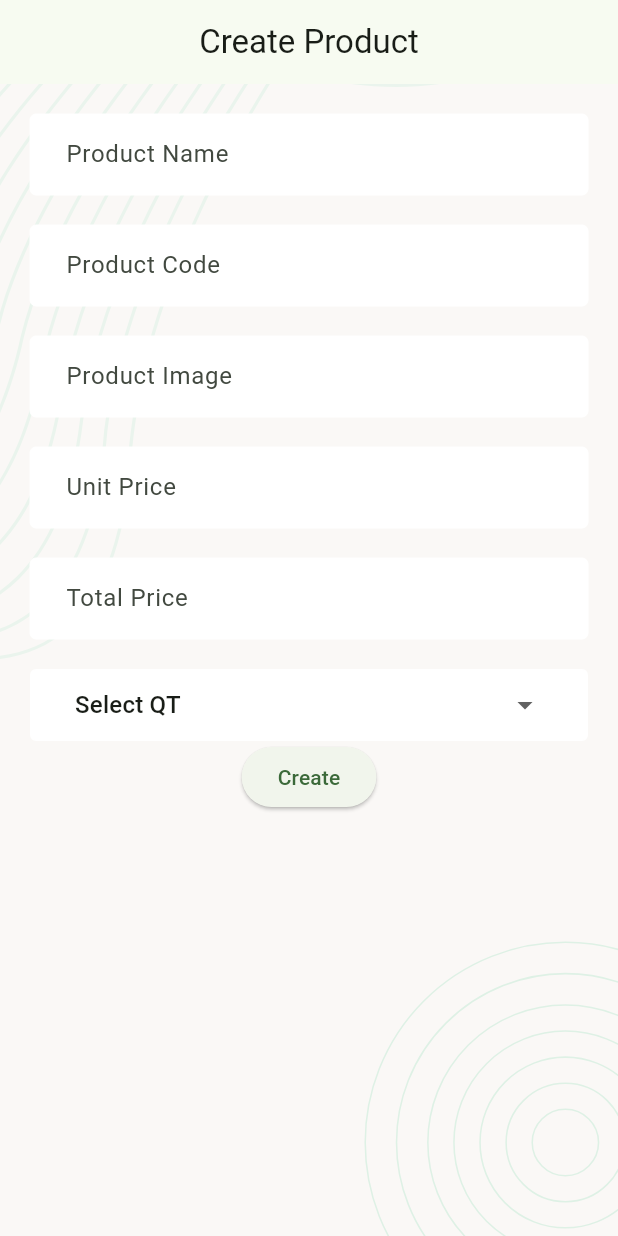
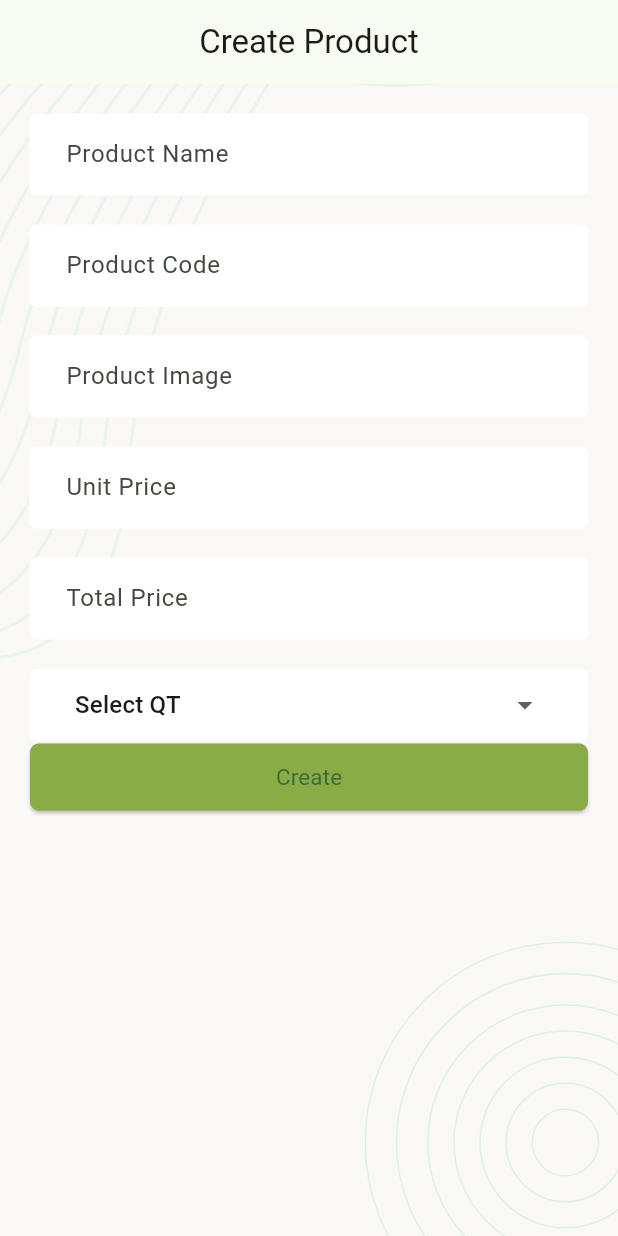
Before and after one commit to sabbirafmkhan/crudapp1, a Flutter app: the screen it shows after launch, on a phone screen of 412 x 824 dp. Run offline on Flutter 3.47's test engine with Material 3 defaults, Android fonts, the phone set to English and light mode, and no system bars; our stand-ins replace flutter_svg.

Commit message:
successButtonChild and appButtonStyle

```diff
--- a/lib/screens/ProductCreateScreen.dart
+++ b/lib/screens/ProductCreateScreen.dart
@@ -64,8 +64,9 @@ class _ProductCreateScreenState extends State<ProductCreateScreen> {
                   ),
                   Container(
                     child: ElevatedButton(
+                      style: appButtonStyle(),
                       onPressed: () {},
-                      child: Text("Create"),
+                      child: successButtonChild("Create"),
                     ),
                   ),
                 ],
--- a/lib/style/style.dart
+++ b/lib/style/style.dart
@@ -46,7 +46,29 @@ DecoratedBox appDropDownStyle(child) {
   );
 }
 
-// application Button decoration:
+// application ElevatedButton decoration:
 ButtonStyle appButtonStyle() {
-  return ButtonStyle();
+  return ElevatedButton.styleFrom(
+    elevation: 1,
+    padding: EdgeInsets.all(0),
+    backgroundColor: Colors.transparent,
+    shape: RoundedRectangleBorder(borderRadius: BorderRadius.circular(6)),
+  );
 }
+
+Ink successButtonChild(buttonName) {
+  return Ink(
+    decoration: BoxDecoration(
+      color: colorGreen,
+      borderRadius: BorderRadius.circular(6),
+    ),
+    child: Container(
+      height: 45,
+      alignment: Alignment.center,
+      child: Text(
+        buttonName,
+        style: TextStyle(fontWeight: FontWeight.w400, fontSize: 15),
+      ),
+    ),
+  );
+}
```
